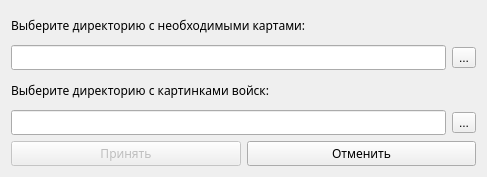
First picture: the form in ui/new_file.ui, repository LeadNess/TroopsReview, before the edit.
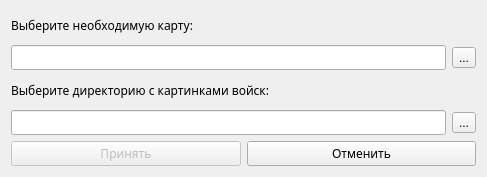
Second picture: the form after the edit.

Commit message:
Rename maps_directory to map_filename, add function for setting map
Rename maps_directory due to the fact that functionality should be restricted to adding only one map, not list. But then it will be expanded in the future.

The function for adding the map to the central widget was added. This allows set the image to the entire area.

What changed in the file:
```diff
--- a/ui/new_file.ui
+++ b/ui/new_file.ui
@@ -50,7 +50,7 @@
       </font>
      </property>
      <property name="text">
-      <string>Выберите директорию с необходимыми картами:</string>
+      <string>Выберите необходимую карту:</string>
      </property>
     </widget>
    </item>
```
The commit also changes 2 other files.
